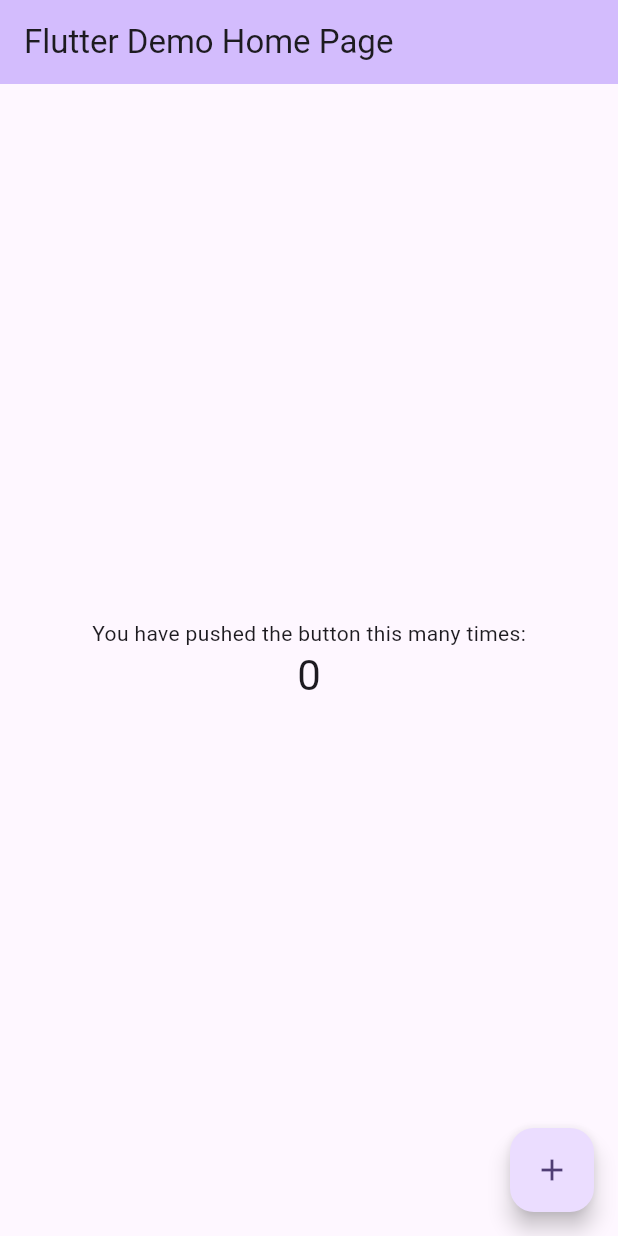
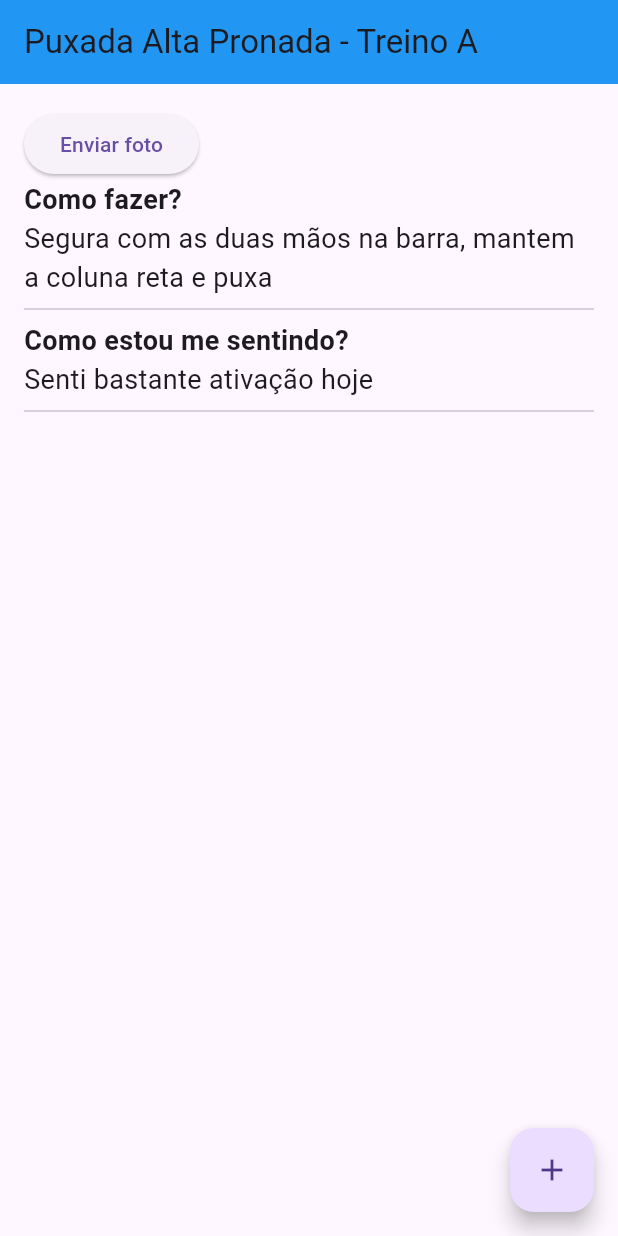
Before and after one commit to Raphael-Aljona/PrimeiroProjetoFlutter, a Flutter app: the screen it shows after launch, on a phone screen of 412 x 824 dp. Run offline on Flutter 3.47's test engine with Material 3 defaults, Android fonts, the phone set to English and light mode, and no system bars.

Commit message:
Primeira Tela Criada

```diff
--- a/lib/main.dart
+++ b/lib/main.dart
@@ -1,125 +1,17 @@
+import 'package:ble/pages/primeiraTela.dart';
 import 'package:flutter/material.dart';
 
-void main() {
+void main(){
   runApp(const MyApp());
 }
 
-class MyApp extends StatelessWidget {
+class MyApp extends StatelessWidget{
   const MyApp({super.key});
 
-  // This widget is the root of your application.
   @override
-  Widget build(BuildContext context) {
-    return MaterialApp(
-      title: 'Flutter Demo',
-      theme: ThemeData(
-        // This is the theme of your application.
-        //
-        // TRY THIS: Try running your application with "flutter run". You'll see
-        // the application has a purple toolbar. Then, without quitting the app,
-        // try changing the seedColor in the colorScheme below to Colors.green
-        // and then invoke "hot reload" (save your changes or press the "hot
-        // reload" button in a Flutter-supported IDE, or press "r" if you used
-        // the command line to start the app).
-        //
-        // Notice that the counter didn't reset back to zero; the application
-        // state is not lost during the reload. To reset the state, use hot
-        // restart instead.
-        //
-        // This works for code too, not just values: Most code changes can be
-        // tested with just a hot reload.
-        colorScheme: ColorScheme.fromSeed(seedColor: Colors.deepPurple),
-        useMaterial3: true,
-      ),
-      home: const MyHomePage(title: 'Flutter Demo Home Page'),
+  Widget build(BuildContext context){
+    return const MaterialApp(
+      home: PrimeiraTela(),
     );
   }
 }
-
-class MyHomePage extends StatefulWidget {
-  const MyHomePage({super.key, required this.title});
-
-  // This widget is the home page of your application. It is stateful, meaning
-  // that it has a State object (defined below) that contains fields that affect
-  // how it looks.
-
-  // This class is the configuration for the state. It holds the values (in this
-  // case the title) provided by the parent (in this case the App widget) and
-  // used by the build method of the State. Fields in a Widget subclass are
-  // always marked "final".
-
-  final String title;
-
-  @override
-  State<MyHomePage> createState() => _MyHomePageState();
-}
-
-class _MyHomePageState extends State<MyHomePage> {
-  int _counter = 0;
-
-  void _incrementCounter() {
-    setState(() {
-      // This call to setState tells the Flutter framework that something has
-      // changed in this State, which causes it to rerun the build method below
-      // so that the display can reflect the updated values. If we changed
-      // _counter without calling setState(), then the build method would not be
-      // called again, and so nothing would appear to happen.
-      _counter++;
-    });
-  }
-
-  @override
-  Widget build(BuildContext context) {
-    // This method is rerun every time setState is called, for instance as done
-    // by the _incrementCounter method above.
-    //
-    // The Flutter framework has been optimized to make rerunning build methods
-    // fast, so that you can just rebuild anything that needs updating rather
-    // than having to individually change instances of widgets.
-    return Scaffold(
-      appBar: AppBar(
-        // TRY THIS: Try changing the color here to a specific color (to
-        // Colors.amber, perhaps?) and trigger a hot reload to see the AppBar
-        // change color while the other colors stay the same.
-        backgroundColor: Theme.of(context).colorScheme.inversePrimary,
-        // Here we take the value from the MyHomePage object that was created by
-        // the App.build method, and use it to set our appbar title.
-        title: Text(widget.title),
-      ),
-      body: Center(
-        // Center is a layout widget. It takes a single child and positions it
-        // in the middle of the parent.
-        child: Column(
-          // Column is also a layout widget. It takes a list of children and
-          // arranges them vertically. By default, it sizes itself to fit its
-          // children horizontally, and tries to be as tall as its parent.
-          //
-          // Column has various properties to control how it sizes itself and
-          // how it positions its children. Here we use mainAxisAlignment to
-          // center the children vertically; the main axis here is the vertical
-          // axis because Columns are vertical (the cross axis would be
-          // horizontal).
-          //
-          // TRY THIS: Invoke "debug painting" (choose the "Toggle Debug Paint"
-          // action in the IDE, or press "p" in the console), to see the
-          // wireframe for each widget.
-          mainAxisAlignment: MainAxisAlignment.center,
-          children: <Widget>[
-            const Text(
-              'You have pushed the button this many times:',
-            ),
-            Text(
-              '$_counter',
-              style: Theme.of(context).textTheme.headlineMedium,
-            ),
-          ],
-        ),
-      ),
-      floatingActionButton: FloatingActionButton(
-        onPressed: _incrementCounter,
-        tooltip: 'Increment',
-        child: const Icon(Icons.add),
-      ), // This trailing comma makes auto-formatting nicer for build methods.
-    );
-  }
-}
--- /dev/null
+++ b/lib/pages/primeiraTela.dart
@@ -0,0 +1,58 @@
+import 'dart:ui';
+
+import 'package:flutter/material.dart';
+
+class PrimeiraTela extends StatelessWidget {
+  const PrimeiraTela({super.key});
+
+  @override
+  Widget build(BuildContext context) {
+    return Scaffold(
+      appBar: AppBar(
+        title: const Text("Puxada Alta Pronada - Treino A"),
+        backgroundColor: Colors.blue,
+      ),
+      floatingActionButton: FloatingActionButton(
+        onPressed: (){
+        // print("Foi clicado");
+      },
+        child: const Icon(Icons.add),
+      ),
+      body: Padding(
+        padding: const EdgeInsets.all(16.0),
+        child: Column(
+          crossAxisAlignment: CrossAxisAlignment.start,
+          children: [
+            ElevatedButton(
+              onPressed: (){
+              },
+              child: const Text("Enviar foto"),
+            ),
+            const Text("Como fazer?",
+              style: TextStyle(
+                fontWeight: FontWeight.bold,
+                fontSize: 18,),
+            ),
+            const Text(
+              "Segura com as duas mãos na barra, mantem a coluna reta e puxa",
+            style: TextStyle(
+              fontSize: 18,)
+            ),
+            Divider(),
+            const Text("Como estou me sentindo?",
+              style: TextStyle(
+                fontWeight: FontWeight.bold,
+                fontSize: 18,),
+            ),
+            const Text(
+                "Senti bastante ativação hoje",
+                style: TextStyle(
+                  fontSize: 18,)
+            ),
+            Divider(),
+          ],
+        ),
+      )
+    );
+  }
+}
```
